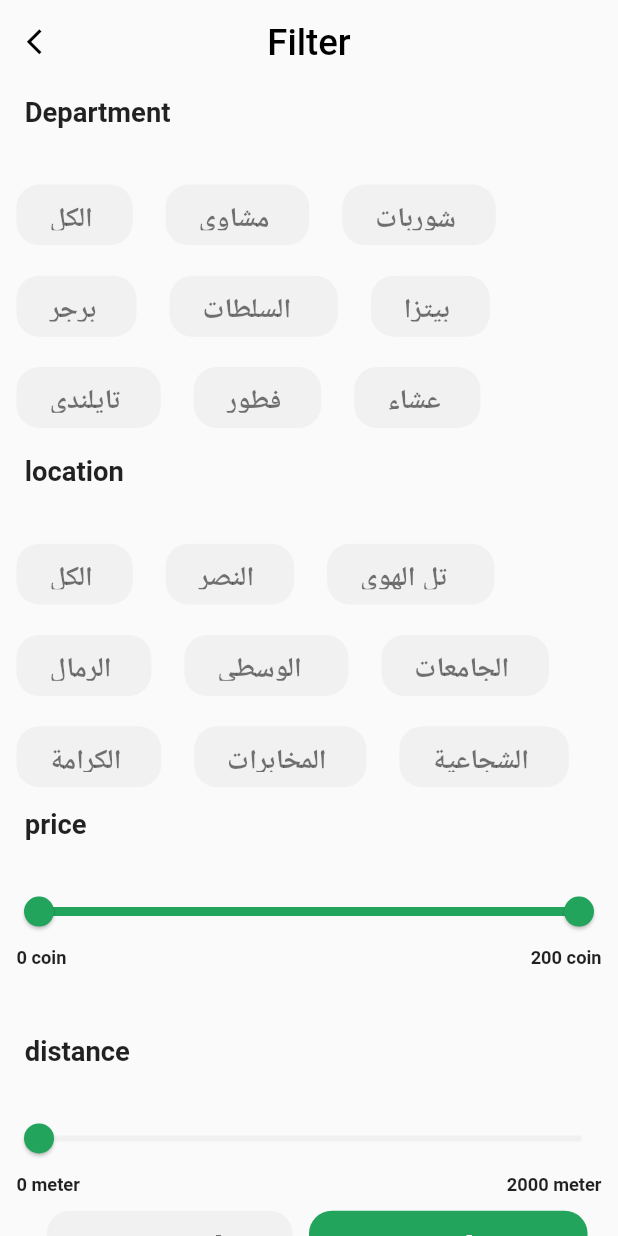
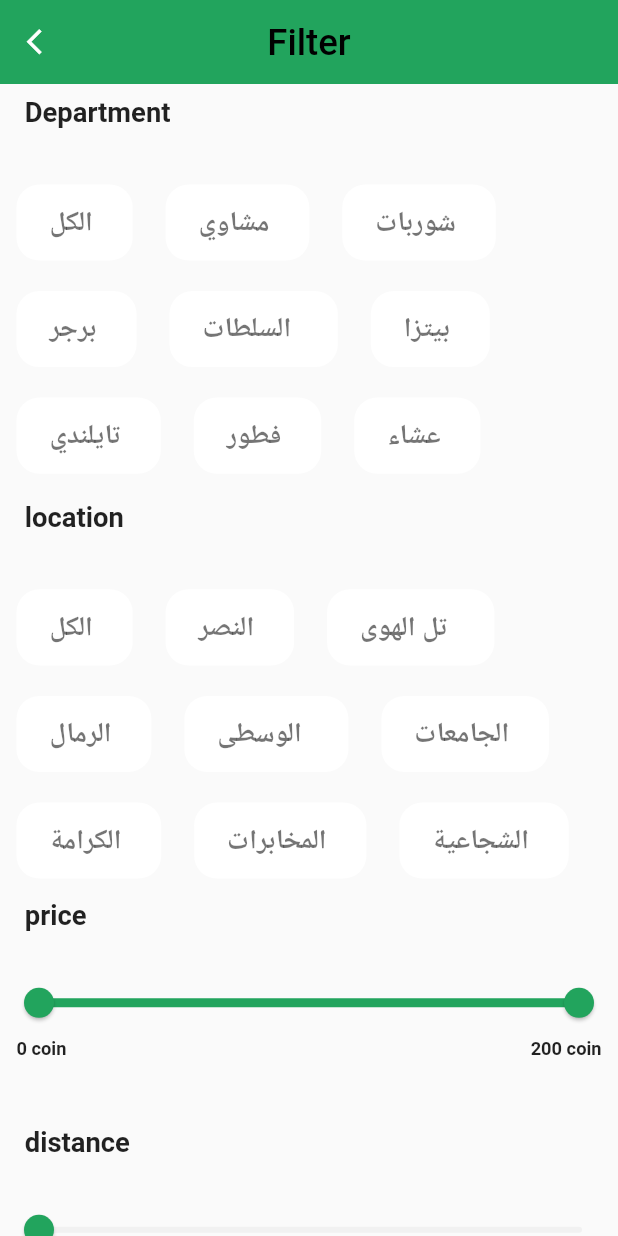
Before and after one commit to OmarKamal98/wusla_food, a Flutter app: the FilterScreen screen opened directly, on a phone screen of 412 x 824 dp. Run offline on Flutter 3.47's test engine with Material 2 defaults, Android fonts, the phone set to English and light mode, and no system bars; our stand-ins replace cloud_firestore, easy_localization, firebase_auth, firebase_core, flutter_chat_bubble, flutter_screenutil and 6 more; accounts and stored records are empty.

Commit message:
map $ connect

```diff
--- a/lib/controller/provider/app_provider.dart
+++ b/lib/controller/provider/app_provider.dart
@@ -1,7 +1,6 @@
 import 'package:flutter/material.dart';
 
 import '../../modle/department_model.dart';
-
 
 class AppProvider extends ChangeNotifier {
   TextEditingController searchController = TextEditingController();
@@ -12,8 +11,15 @@ class AppProvider extends ChangeNotifier {
     priceValues = val;
     notifyListeners();
   }
+
   distanceRangeValueFun(val) {
     distanceValues = val;
+    notifyListeners();
+  }
+
+  bool isGreen = false;
+  notifyButtonColor() {
+    isGreen = !isGreen;
     notifyListeners();
   }
 
@@ -21,9 +27,11 @@ class AppProvider extends ChangeNotifier {
 ///////////////////////////////////////////////////
 ////////////////dummy data////////////////////////
 
-  List<DepartmentFood> department=[
-    DepartmentFood(depName: 'مقلوبة فلسطيمية باللحمة', chafeName: 'Omar Abo Maghasib', rate: '4.5', depImage: 'depImage'),
+  List<DepartmentFood> department = [
+    DepartmentFood(
+        depName: 'مقلوبة فلسطيمية باللحمة',
+        chafeName: 'Omar Abo Maghasib',
+        rate: '4.5',
+        depImage: 'depImage'),
   ];
-
-
 }
--- a/lib/controller/provider/auth_provider.dart
+++ b/lib/controller/provider/auth_provider.dart
@@ -8,7 +8,6 @@ import 'package:wusla_food/data/firebase/firestore_helper.dart';
 import 'package:wusla_food/modle/chat.dart';
 import 'package:wusla_food/modle/message.dart';
 import 'package:wusla_food/modle/userfirebase.dart';
-import 'package:wusla_food/view/screen/navigate_screen/naviagateion_main.dart';
 import 'package:wusla_food/view/screen/sign_screens/login_screen.dart';
 import 'package:wusla_food/view/screen/sign_screens/map.dart';
 
--- a/lib/main.dart
+++ b/lib/main.dart
@@ -20,7 +20,7 @@ void main() async {
   runApp(MultiProvider(
       providers: [
         ChangeNotifierProvider<AuthProvider>(create: (_) => AuthProvider()),
-        // ChangeNotifierProvider<AppProvider>(create: (_) => AppProvider()),
+        ChangeNotifierProvider<AppProvider>(create: (_) => AppProvider()),
       ],
       child: EasyLocalization(
           supportedLocales: const [Locale('en'), Locale('ar')],
--- a/lib/view/component/filter_cell_widget.dart
+++ b/lib/view/component/filter_cell_widget.dart
@@ -1,12 +1,20 @@
 import 'package:flutter/material.dart';
 import 'package:flutter_screenutil/flutter_screenutil.dart';
+import 'package:provider/provider.dart';
+import 'package:wusla_food/controller/provider/app_provider.dart';
 
-class FilterCellWidget extends StatelessWidget {
+class FilterCellWidget extends StatefulWidget {
   final String filterText;
+  late Color? color;
 
-  const FilterCellWidget({Key? key, required this.filterText})
+  FilterCellWidget({Key? key, required this.filterText, required this.color})
       : super(key: key);
 
+  @override
+  State<FilterCellWidget> createState() => _FilterCellWidgetState();
+}
+
+class _FilterCellWidgetState extends State<FilterCellWidget> {
   @override
   Widget build(BuildContext context) {
     ScreenUtil.init(
@@ -17,19 +25,30 @@ class FilterCellWidget extends StatelessWidget {
         context: context,
         minTextAdapt: true,
         orientation: Orientation.portrait);
-    return Container(
+    return InkWell(
+      onTap: () {
+        setState(() {
+          widget.color =
+              widget.color == Colors.white ? Color(0xFF22A45D) : Colors.white;
+        });
+      },
+      child: Container(
         margin: EdgeInsets.symmetric(horizontal: 10.w, vertical: 10.h),
         padding: EdgeInsets.symmetric(horizontal: 20.w, vertical: 10.h),
-      height: 40.h,
+        height: 50.h,
         decoration: BoxDecoration(
-        color: const Color(0xFFF1F1F1),
+          color: widget.color,
           borderRadius: BorderRadius.circular(15.r),
         ),
         child: Center(
             child: Text(
-            filterText,
-            style: TextStyle(fontWeight: FontWeight.w600, fontSize: 18.sp,color: Colors.black.withOpacity(0.54)),
+          widget.filterText,
+          style: TextStyle(
+              fontWeight: FontWeight.w600,
+              fontSize: 18.sp,
+              color: Colors.black.withOpacity(0.54)),
         )),
+      ),
     );
   }
 }
--- a/lib/view/screen/navigate_screen/filter_screen.dart
+++ b/lib/view/screen/navigate_screen/filter_screen.dart
@@ -2,10 +2,11 @@ import 'package:easy_localization/easy_localization.dart';
 import 'package:flutter/material.dart';
 import 'package:flutter_screenutil/flutter_screenutil.dart';
 import 'package:provider/provider.dart';
+import 'package:wusla_food/controller/navigator/router_class.dart';
+import 'package:wusla_food/view/screen/navigate_screen/naviagateion_main.dart';
 
 import '../../../controller/provider/app_provider.dart';
 import '../../component/filter_cell_widget.dart';
-
 
 class FilterScreen extends StatelessWidget {
   const FilterScreen({Key? key}) : super(key: key);
@@ -26,10 +27,10 @@ class FilterScreen extends StatelessWidget {
           child: Icon(
             Icons.arrow_back_ios,
             size: 20.sp,
-            color: Colors.black,
+            color: Colors.white,
           ),
         ),
-        backgroundColor: Colors.transparent,
+        backgroundColor: Color(0xFF22A45D),
         elevation: 0,
         centerTitle: true,
         title: Text(
@@ -52,24 +53,28 @@ class FilterScreen extends StatelessWidget {
                     )),
               ),
               Row(
-                children: const [
-                  FilterCellWidget(filterText: 'الكل '),
-                  FilterCellWidget(filterText: 'مشاوي '),
-                  FilterCellWidget(filterText: 'شوربات '),
+                children: [
+                  FilterCellWidget(
+                    filterText: 'الكل ',
+                    color: Colors.white,
+                  ),
+                  FilterCellWidget(filterText: 'مشاوي ', color: Colors.white),
+                  FilterCellWidget(filterText: 'شوربات ', color: Colors.white),
                 ],
               ),
               Row(
-                children: const [
-                  FilterCellWidget(filterText: 'برجر '),
-                  FilterCellWidget(filterText: 'السلطات  '),
-                  FilterCellWidget(filterText: 'بيتزا '),
+                children: [
+                  FilterCellWidget(filterText: 'برجر ', color: Colors.white),
+                  FilterCellWidget(
+                      filterText: 'السلطات  ', color: Colors.white),
+                  FilterCellWidget(filterText: 'بيتزا ', color: Colors.white),
                 ],
               ),
               Row(
-                children: const [
-                  FilterCellWidget(filterText: 'تايلندي '),
-                  FilterCellWidget(filterText: 'فطور '),
-                  FilterCellWidget(filterText: 'عشاء '),
+                children: [
+                  FilterCellWidget(filterText: 'تايلندي ', color: Colors.white),
+                  FilterCellWidget(filterText: 'فطور ', color: Colors.white),
+                  FilterCellWidget(filterText: 'عشاء ', color: Colors.white),
                 ],
               ),
               Padding(
@@ -83,24 +88,28 @@ class FilterScreen extends StatelessWidget {
                     )),
               ),
               Row(
-                children: const [
-                  FilterCellWidget(filterText: 'الكل '),
-                  FilterCellWidget(filterText: 'النصر '),
-                  FilterCellWidget(filterText: 'تل الهوى  '),
+                children: [
+                  FilterCellWidget(filterText: 'الكل ', color: Colors.white),
+                  FilterCellWidget(filterText: 'النصر ', color: Colors.white),
+                  FilterCellWidget(
+                      filterText: 'تل الهوى  ', color: Colors.white),
                 ],
               ),
               Row(
-                children: const [
-                  FilterCellWidget(filterText: 'الرمال '),
-                  FilterCellWidget(filterText: 'الوسطى  '),
-                  FilterCellWidget(filterText: 'الجامعات '),
+                children: [
+                  FilterCellWidget(filterText: 'الرمال ', color: Colors.white),
+                  FilterCellWidget(filterText: 'الوسطى  ', color: Colors.white),
+                  FilterCellWidget(
+                      filterText: 'الجامعات ', color: Colors.white),
                 ],
               ),
               Row(
-                children: const [
-                  FilterCellWidget(filterText: 'الكرامة '),
-                  FilterCellWidget(filterText: 'المخابرات '),
-                  FilterCellWidget(filterText: 'الشجاعية '),
+                children: [
+                  FilterCellWidget(filterText: 'الكرامة ', color: Colors.white),
+                  FilterCellWidget(
+                      filterText: 'المخابرات ', color: Colors.white),
+                  FilterCellWidget(
+                      filterText: 'الشجاعية ', color: Colors.white),
                 ],
               ),
               Padding(
@@ -163,7 +172,7 @@ class FilterScreen extends StatelessWidget {
                   ],
                 ),
               ),
-              SizedBox(height:40.h),
+              SizedBox(height: 40.h),
               Padding(
                 padding: EdgeInsets.symmetric(horizontal: 15.w, vertical: 4.h),
                 child: SizedBox(
@@ -221,10 +230,15 @@ class FilterScreen extends StatelessWidget {
                 ),
               ),
               Padding(
-                padding:  EdgeInsets.symmetric(horizontal: 20.h),
+                padding: EdgeInsets.symmetric(horizontal: 20.h),
                 child: Row(
                   children: [
                     Expanded(
+                      child: InkWell(
+                        onTap: () {
+                          RouterClass.routerClass
+                              .pushWidgetReplacement(NavigationMain());
+                        },
                         child: Container(
                           margin: EdgeInsets.symmetric(
                               horizontal: 10.w, vertical: 10.h),
@@ -245,7 +259,18 @@ class FilterScreen extends StatelessWidget {
                           )),
                         ),
                       ),
+                    ),
                     Expanded(
+                      child: InkWell(
+                        onTap: () {
+                          RouterClass.routerClass
+                              .pushWidgetReplacement(NavigationMain());
+                          ScaffoldMessenger.of(context)
+                              .showSnackBar(const SnackBar(
+                            content: Text('تم تفعيل الفلترة'),
+                            backgroundColor: Color(0xFF22A45D),
+                          ));
+                        },
                         child: Container(
                           height: 52.h,
                           decoration: BoxDecoration(
@@ -262,6 +287,7 @@ class FilterScreen extends StatelessWidget {
                           )),
                         ),
                       ),
+                    ),
                   ],
                 ),
               )
```
Also changed, not shown: lib/view/component/favorite_widget.dart (+31 -21 lines), lib/view/screen/navigate_screen/home_screen.dart (+16 -3 lines), lib/view/screen/sign_screens/map.dart (+20 -4 lines), assets/image/favhome.png (added). Lines whose indentation alone changed are shown as unchanged.
